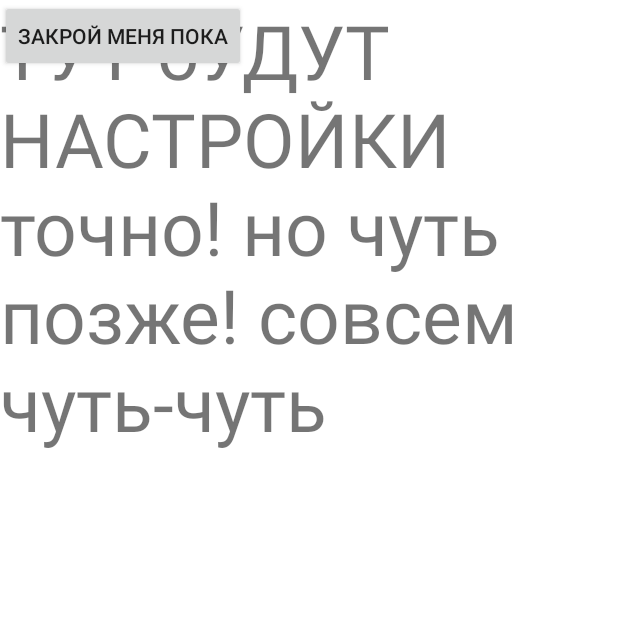
After one commit to aleks-hd/AplicForLess8, an Android app: the fragment SettingFragment shown on its own in the app's theme, on a phone screen of 412 x 824 dp, the top half of it. The commit adds this screen. Run offline under Robolectric (Android 15) with nearby library versions, the phone set to English and light mode, and no system bars.

Commit message:
Поиск и настройки ан доработке

```diff
--- a/app/src/main/java/com/hfad/aplicforless8/model/RepositoryIml.kt
+++ b/app/src/main/java/com/hfad/aplicforless8/model/RepositoryIml.kt
@@ -1,6 +1,6 @@
 package com.hfad.aplicforless8.model
 
-import com.hfad.aplicforless8.RemoteDataSource
+import com.hfad.aplicforless8.repository.RemoteDataSource
 import retrofit2.Callback
 
 
--- a/app/src/main/java/com/hfad/aplicforless8/MainAdapter.kt
+++ b/app/src/main/java/com/hfad/aplicforless8/model/adapter/MainAdapter.kt
@@ -1,4 +1,4 @@
-package com.hfad.aplicforless8
+package com.hfad.aplicforless8.model.adapter
 
 import android.view.LayoutInflater
 import android.view.View
@@ -7,6 +7,7 @@ import android.widget.TextView
 import androidx.appcompat.widget.AppCompatImageView
 import androidx.recyclerview.widget.RecyclerView
 import coil.api.load
+import com.hfad.aplicforless8.R
 import com.hfad.aplicforless8.model.ResulltFilm
 
 class MainAdapter() : RecyclerView.Adapter<MainAdapter.ViewHolder>() {
@@ -29,7 +30,7 @@ class MainAdapter() : RecyclerView.Adapter<MainAdapter.ViewHolder>() {
         )
     }
 
-    override fun onBindViewHolder(holder: MainAdapter.ViewHolder, position: Int) {
+    override fun onBindViewHolder(holder: ViewHolder, position: Int) {
         val fimltime = listFilms.get(position)
         holder.bind(fimltime)
         /* holder.itemView.setOnClickListener (object : View.OnClickListener{
--- a/app/src/main/java/com/hfad/aplicforless8/FilmAPI.kt
+++ b/app/src/main/java/com/hfad/aplicforless8/repository/FilmAPI.kt
@@ -1,4 +1,4 @@
-package com.hfad.aplicforless8
+package com.hfad.aplicforless8.repository
 
 
 import com.hfad.aplicforless8.model.Films
--- a/app/src/main/java/com/hfad/aplicforless8/RemoteDataSource.kt
+++ b/app/src/main/java/com/hfad/aplicforless8/repository/RemoteDataSource.kt
@@ -1,6 +1,5 @@
-package com.hfad.aplicforless8
+package com.hfad.aplicforless8.repository
 
-import com.google.gson.GsonBuilder
 import com.hfad.aplicforless8.model.Films
 import retrofit2.Callback
 import retrofit2.Retrofit
--- a/app/src/main/java/com/hfad/aplicforless8/view/MainFragment.kt
+++ b/app/src/main/java/com/hfad/aplicforless8/view/MainFragment.kt
@@ -8,7 +8,7 @@ import android.view.ViewGroup
 import androidx.lifecycle.Observer
 import androidx.recyclerview.widget.LinearLayoutManager
 import androidx.recyclerview.widget.RecyclerView
-import com.hfad.aplicforless8.MainAdapter
+import com.hfad.aplicforless8.model.adapter.MainAdapter
 import com.hfad.aplicforless8.R
 import com.hfad.aplicforless8.viewmodel.AppState
 import com.hfad.aplicforless8.databinding.FragmentMainBinding
--- a/app/src/main/java/com/hfad/aplicforless8/view/MenuFragment.kt
+++ b/app/src/main/java/com/hfad/aplicforless8/view/MenuFragment.kt
@@ -5,10 +5,8 @@ import androidx.fragment.app.Fragment
 import android.view.LayoutInflater
 import android.view.View
 import android.view.ViewGroup
-import com.hfad.aplicforless8.MainAdapter
 import com.hfad.aplicforless8.R
 import com.hfad.aplicforless8.databinding.FragmentMenuBinding
-import com.hfad.aplicforless8.model.ResulltFilm
 
 
 class MenuFragment : Fragment(){
--- /dev/null
+++ b/app/src/main/java/com/hfad/aplicforless8/view/SettingFragment.kt
@@ -0,0 +1,37 @@
+package com.hfad.aplicforless8.view
+
+import android.os.Bundle
+import androidx.fragment.app.Fragment
+import android.view.LayoutInflater
+import android.view.View
+import android.view.ViewGroup
+import com.hfad.aplicforless8.R
+import com.hfad.aplicforless8.databinding.FragmentMainBinding
+import com.hfad.aplicforless8.databinding.FragmentMenuBinding
+import com.hfad.aplicforless8.databinding.FragmentSettingBinding
+
+
+class SettingFragment : Fragment() {
+
+    private var _binding : FragmentSettingBinding? = null
+    private val binding get() = _binding!!
+    override fun onCreateView(
+        inflater: LayoutInflater, container: ViewGroup?,
+        savedInstanceState: Bundle?
+    ): View? {
+        _binding = FragmentSettingBinding.inflate(inflater, container, false)
+        return binding.root
+         }
+
+    override fun onActivityCreated(savedInstanceState: Bundle?) {
+        super.onActivityCreated(savedInstanceState)
+
+    }
+
+
+    companion object {
+
+        @JvmStatic
+        fun newInstance() = SettingFragment()
+    }
+}
--- a/app/src/main/java/com/hfad/aplicforless8/viewmodel/MainViewModel.kt
+++ b/app/src/main/java/com/hfad/aplicforless8/viewmodel/MainViewModel.kt
@@ -2,7 +2,7 @@ package com.hfad.aplicforless8.viewmodel
 
 import android.util.Log
 import androidx.lifecycle.MutableLiveData
-import com.hfad.aplicforless8.RemoteDataSource
+import com.hfad.aplicforless8.repository.RemoteDataSource
 import com.hfad.aplicforless8.model.RepositoryIml
 import com.hfad.aplicforless8.model.Films
 import retrofit2.Call
--- /dev/null
+++ b/app/src/main/res/layout/fragment_setting.xml
@@ -0,0 +1,20 @@
+<?xml version="1.0" encoding="utf-8"?>
+<FrameLayout xmlns:android="http://schemas.android.com/apk/res/android"
+    xmlns:tools="http://schemas.android.com/tools"
+    android:layout_width="match_parent"
+    android:layout_height="match_parent"
+    tools:context=".view.SettingFragment">
+
+
+    <TextView
+        android:layout_width="match_parent"
+        android:layout_height="match_parent"
+        android:text="ТУТ бУДУТ НАСТРОЙКИ точно! но чуть позже! совсем чуть-чуть"
+        android:textSize="50sp"/>
+
+    <androidx.appcompat.widget.AppCompatButton
+       android:id="@+id/closeFragment"
+        android:layout_width="wrap_content"
+        android:layout_height="wrap_content"
+        android:text="Закрой меня пока"/>
+</FrameLayout>
--- a/app/src/main/res/values-night/themes.xml
+++ b/app/src/main/res/values-night/themes.xml
@@ -1,6 +1,6 @@
 <resources xmlns:tools="http://schemas.android.com/tools">
     <!-- Base application theme. -->
-    <style name="Theme.AplicForLess8" parent="Theme.MaterialComponents.DayNight.DarkActionBar">
+    <style name="Theme.AplicForLess8" parent="Theme.MaterialComponents.DayNight.NoActionBar">
         <!-- Primary brand color. -->
         <item name="colorPrimary">@color/purple_200</item>
         <item name="colorPrimaryVariant">@color/purple_700</item>
@@ -12,5 +12,7 @@
         <!-- Status bar color. -->
         <item name="android:statusBarColor" tools:targetApi="l">?attr/colorPrimaryVariant</item>
         <!-- Customize your theme here. -->
+        <item name="windowActionBar">false</item>
+        <item name="windowNoTitle">true</item>
     </style>
 </resources>
--- a/app/src/main/res/values/themes.xml
+++ b/app/src/main/res/values/themes.xml
@@ -1,9 +1,9 @@
 <resources xmlns:tools="http://schemas.android.com/tools">
     <!-- Base application theme. -->
-    <style name="Theme.AplicForLess8" parent="Theme.MaterialComponents.DayNight.DarkActionBar">
+    <style name="Theme.AplicForLess8" parent="Theme.MaterialComponents.DayNight.NoActionBar">
         <!-- Primary brand color. -->
-        <item name="colorPrimary">@color/purple_500</item>
-        <item name="colorPrimaryVariant">@color/purple_700</item>
+        <item name="colorPrimary">#537FF8</item>
+        <item name="colorPrimaryVariant">#1938E6</item>
         <item name="colorOnPrimary">@color/white</item>
         <!-- Secondary brand color. -->
         <item name="colorSecondary">@color/teal_200</item>
@@ -12,5 +12,10 @@
         <!-- Status bar color. -->
         <item name="android:statusBarColor" tools:targetApi="l">?attr/colorPrimaryVariant</item>
         <!-- Customize your theme here. -->
+        <item name="windowActionBar">false</item>
+        <item name="windowNoTitle">true</item>
     </style>
+
+
+
 </resources>
--- a/build.gradle
+++ b/build.gradle
@@ -7,7 +7,7 @@ buildscript {
     }
     dependencies {
         classpath 'com.android.tools.build:gradle:7.0.1'
-        classpath "org.jetbrains.kotlin:kotlin-gradle-plugin:$kotlin_version"
+        classpath "org.jetbrains.kotlin:kotlin-gradle-plugin:1.5.30"
 
         // NOTE: Do not place your application dependencies here; they belong
         // in the individual module build.gradle files
```
Also changed, not shown: app/src/main/java/com/hfad/aplicforless8/view/MainActivity.kt (+54 -1 lines), app/src/main/res/drawable/ic_search_black_24dp.xml (added, +9 -0 lines), app/src/main/res/layout/activity_main.xml (+11 -15 lines), app/src/main/res/layout/contant_main.xml (added, +25 -0 lines), app/src/main/res/menu/menu.xml (added, +17 -0 lines).
